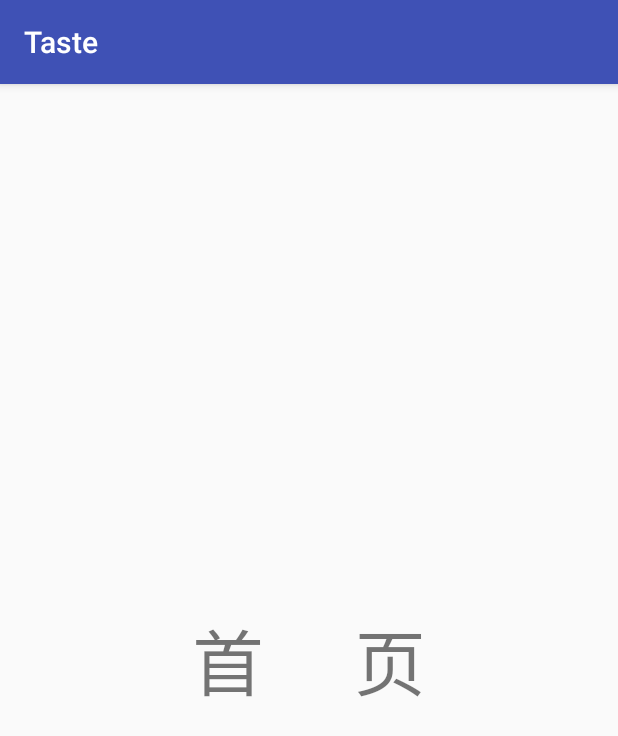
After one commit to hz38957153/Tastes, an Android app: the fragment fragment_home shown on its own in the app's theme, on a phone screen of 412 x 824 dp. The commit adds this screen. Shown: the top 736 px of the screen. Run offline under Robolectric (Android 15) with nearby library versions, the phone set to English and light mode, and no system bars.

Commit message:
添加首页fragment

```diff
--- /dev/null
+++ b/app/src/main/java/com/tt/taste/view/fragment/fragment_home.java
@@ -0,0 +1,23 @@
+package com.tt.taste.view.fragment;
+
+import android.app.Fragment;
+import android.os.Bundle;
+import android.view.LayoutInflater;
+import android.view.View;
+import android.view.ViewGroup;
+
+import com.tt.taste.R;
+
+/**
+ * Created by hz on 2017/8/9.
+ */
+
+public class fragment_home extends Fragment {
+
+    @Override
+    public View onCreateView(LayoutInflater inflater, ViewGroup container, Bundle savedInstanceState) {
+
+        View view = inflater.inflate(R.layout.fragment_home,container,false);
+        return view;
+    }
+}
--- /dev/null
+++ b/app/src/main/res/layout/fragment_home.xml
@@ -0,0 +1,12 @@
+<?xml version="1.0" encoding="utf-8"?>
+<LinearLayout xmlns:android="http://schemas.android.com/apk/res/android"
+    android:orientation="vertical" android:layout_width="match_parent"
+    android:layout_height="match_parent">
+    <TextView
+        android:layout_width="match_parent"
+        android:layout_height="match_parent"
+        android:text="首     页"
+        android:textSize="48sp"
+        android:gravity="center"/>
+
+</LinearLayout>
--- a/app/src/main/res/values/styles.xml
+++ b/app/src/main/res/values/styles.xml
@@ -13,5 +13,10 @@
     </style>
     <style name="AppTheme.AppBarOverlay" parent="ThemeOverlay.AppCompat.Dark.ActionBar" />
     <style name="AppTheme.PopupOverlay" parent="ThemeOverlay.AppCompat.Light" />
+    <style name="homeRadioButton">
+        <item name="android:layout_weight">1</item>
+        <item name="android:button">@null</item>
+
+    </style>
 
 </resources>
```
Also changed, not shown: app/src/main/res/layout/activity_home.xml (+57 -8 lines), app/src/main/res/layout/fragment_firends.xml (added, +12 -0 lines), app/src/main/res/layout/fragment_mine.xml (added, +12 -0 lines), app/src/main/res/layout/fragment_recommend.xml (added, +12 -0 lines), app/src/main/res/layout/fragment_shopping_cart.xml (added, +13 -0 lines).
